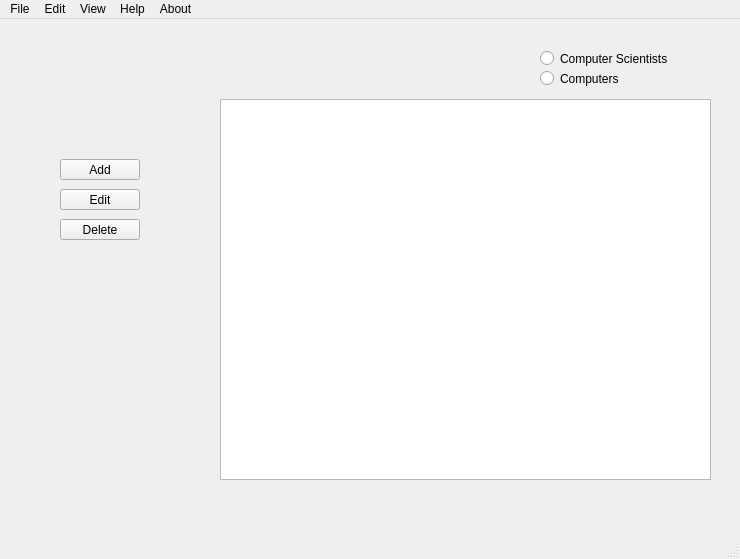
hrafnkelli14/Verklegt-verkefni-3, file mainwindow.ui: the form before one commit.
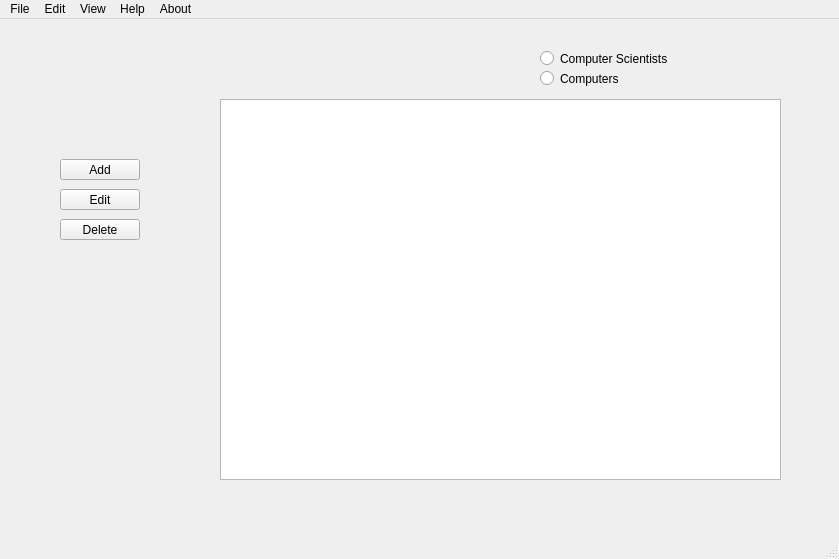
The form after the commit.

```diff
--- a/mainwindow.ui
+++ b/mainwindow.ui
@@ -6,7 +6,7 @@
    <rect>
     <x>0</x>
     <y>0</y>
-    <width>740</width>
+    <width>839</width>
     <height>559</height>
    </rect>
   </property>
@@ -19,7 +19,7 @@
      <rect>
       <x>220</x>
       <y>80</y>
-      <width>491</width>
+      <width>561</width>
       <height>381</height>
      </rect>
     </property>
@@ -101,7 +101,7 @@
     <rect>
      <x>0</x>
      <y>0</y>
-     <width>740</width>
+     <width>839</width>
      <height>31</height>
     </rect>
    </property>
```
